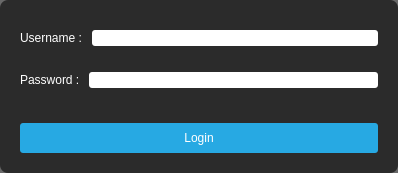
First picture: the form in BDLS/widgetLogin.ui, repository sondra760929/BDLS, before the edit.
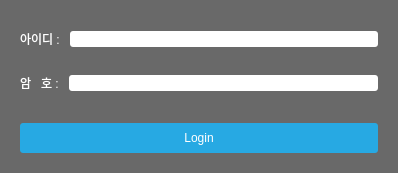
Second picture: the form after the edit.

What changed in the file:
```diff
--- a/BDLS/widgetLogin.ui
+++ b/BDLS/widgetLogin.ui
@@ -16,7 +16,7 @@
   <property name="styleSheet">
    <string notr="true">#widgetLogin
 {
-  background: rgba(0, 0, 0, 150);
+  background: rgb(105, 105, 105);
   border-radius: 8px;
 }
 
@@ -56,7 +56,7 @@
      <item>
       <widget class="QLabel" name="label">
        <property name="text">
-        <string>Username : </string>
+        <string>아이디 : </string>
        </property>
       </widget>
      </item>
@@ -76,7 +76,7 @@
      <item>
       <widget class="QLabel" name="label_2">
        <property name="text">
-        <string>Password : </string>
+        <string>암   호 : </string>
        </property>
       </widget>
      </item>
```
